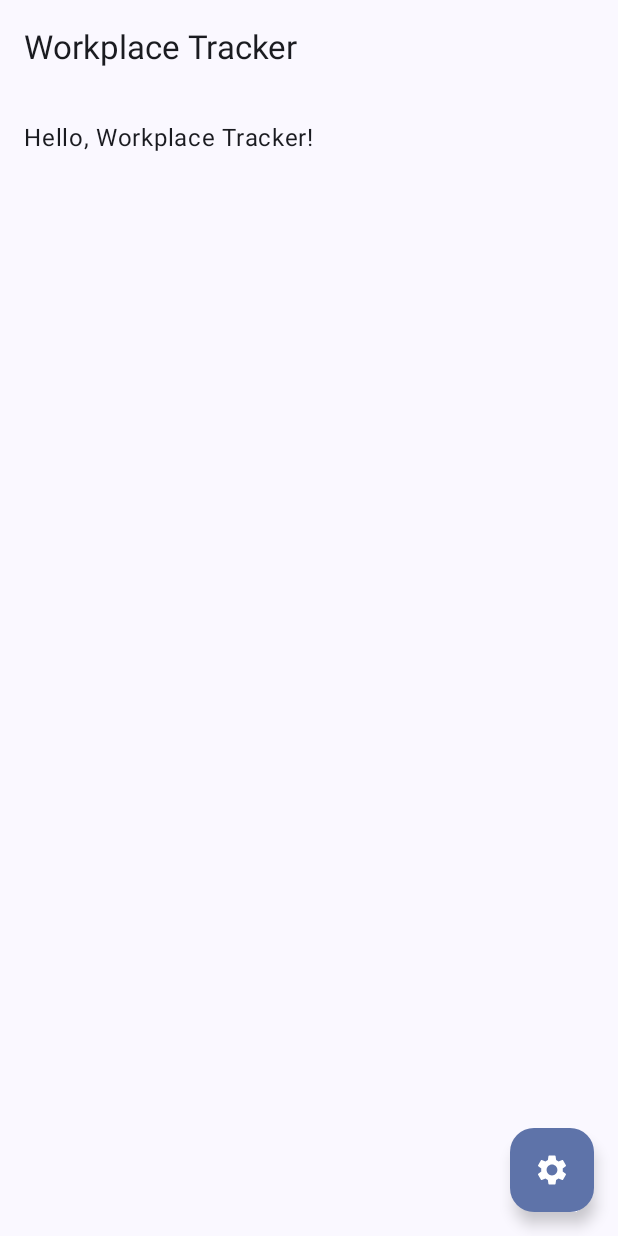
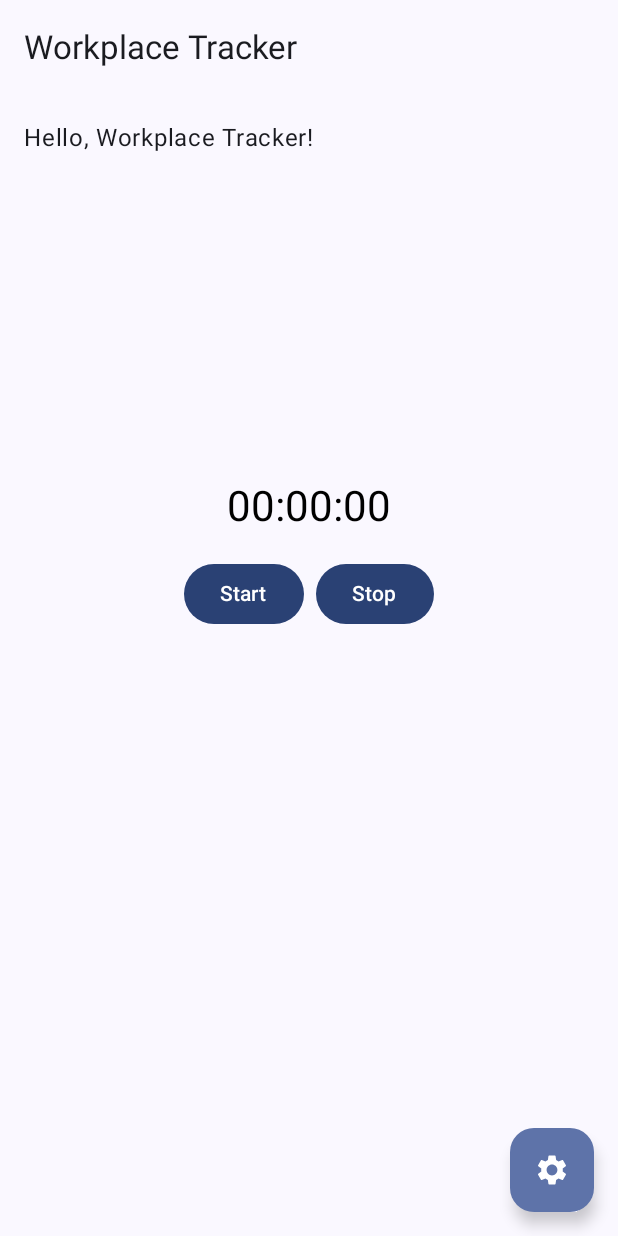
Before and after one commit to pamppe/WorkPlaceTracking, an Android app built with Jetpack Compose: the screen it shows after launch (MainActivity), on a phone screen of 412 x 824 dp. Run offline under Robolectric (Android 15) with nearby library versions, the phone set to English and light mode, and no system bars.

Commit message:
basic timer

```diff
--- a/app/build.gradle.kts
+++ b/app/build.gradle.kts
@@ -51,7 +51,10 @@ android {
 
 dependencies {
 
-    implementation ("androidx.compose.material3:material3:1.1.2")
+    implementation ("androidx.compose.material3:material3:1.2.0")
+    implementation ("androidx.compose.runtime:runtime-livedata: 1.2.0")
+    implementation ("androidx.lifecycle:lifecycle-runtime-ktx: 2.4.0-alpha03")
+    implementation ("androidx.compose.runtime:runtime: 1.2.0")
 
     implementation("androidx.core:core-ktx:1.12.0")
     implementation("androidx.lifecycle:lifecycle-runtime-ktx:2.7.0")
@@ -61,6 +64,7 @@ dependencies {
     implementation("androidx.compose.ui:ui-graphics")
     implementation("androidx.compose.ui:ui-tooling-preview")
     implementation("androidx.compose.material3:material3")
+    implementation("androidx.lifecycle:lifecycle-viewmodel-compose:2.7.0")
     testImplementation("junit:junit:4.13.2")
     androidTestImplementation("androidx.test.ext:junit:1.1.5")
     androidTestImplementation("androidx.test.espresso:espresso-core:3.5.1")
--- a/app/src/main/java/com/emill/workplacetracking/MainActivity.kt
+++ b/app/src/main/java/com/emill/workplacetracking/MainActivity.kt
@@ -3,9 +3,14 @@ package com.emill.workplacetracking
 import android.os.Bundle
 import androidx.activity.ComponentActivity
 import androidx.activity.compose.setContent
+import androidx.compose.foundation.layout.Box
 import androidx.compose.foundation.layout.Column
 import androidx.compose.foundation.layout.Row
+import androidx.compose.foundation.layout.Spacer
+import androidx.compose.foundation.layout.fillMaxSize
+import androidx.compose.foundation.layout.offset
 import androidx.compose.foundation.layout.padding
+import androidx.compose.foundation.layout.width
 import androidx.compose.material.icons.Icons
 import androidx.compose.material.icons.filled.Settings
 import androidx.compose.material3.AlertDialog
@@ -13,6 +18,7 @@ import androidx.compose.material3.Button
 import androidx.compose.material3.ExperimentalMaterial3Api
 import androidx.compose.material3.FloatingActionButton
 import androidx.compose.material3.Icon
+import androidx.compose.material3.MaterialTheme
 import androidx.compose.material3.Scaffold
 import androidx.compose.material3.Surface
 import androidx.compose.material3.Switch
@@ -20,13 +26,18 @@ import androidx.compose.material3.Text
 import androidx.compose.material3.TopAppBar
 import androidx.compose.runtime.Composable
 import androidx.compose.runtime.MutableState
+import androidx.compose.runtime.collectAsState
+import androidx.compose.runtime.getValue
 import androidx.compose.runtime.mutableStateOf
 import androidx.compose.runtime.remember
 import androidx.compose.ui.Alignment
 import androidx.compose.ui.Modifier
 import androidx.compose.ui.tooling.preview.Preview
 import androidx.compose.ui.unit.dp
+import androidx.lifecycle.viewmodel.compose.viewModel
 import com.emill.workplacetracking.ui.theme.WorkPlaceTrackingTheme
+
+
 
 class MainActivity : ComponentActivity() {
     override fun onCreate(savedInstanceState: Bundle?) {
@@ -34,6 +45,7 @@ class MainActivity : ComponentActivity() {
         setContent {
             WorkPlaceTrackingTheme {
                 MyApp()
+                TimerScreen()
             }
         }
     }
@@ -84,6 +96,31 @@ fun MyApp() {
 }
 
 @Composable
+fun TimerScreen(timerViewModel: TimerViewModel = viewModel()) {
+    // Collecting the StateFlow from ViewModel correctly
+    val time by timerViewModel.time.collectAsState()
+
+    Box(modifier = Modifier.fillMaxSize()) {
+        Column(
+            horizontalAlignment = Alignment.CenterHorizontally,
+            modifier = Modifier
+                .align(Alignment.Center)
+                .offset(y = (-50).dp)
+        ) {
+            Text(text = time, style = MaterialTheme.typography.headlineMedium, modifier = Modifier.padding(16.dp))
+            Row {
+                Button(onClick = { timerViewModel.startTimer() }) {
+                    Text("Start")
+                }
+                Spacer(modifier = Modifier.width(8.dp))
+                Button(onClick = { timerViewModel.stopTimer() }) {
+                    Text("Stop")
+                }
+            }
+        }
+    }
+}
+@Composable
 fun SettingsDialog(showDialog: MutableState<Boolean>, onDismiss: () -> Unit) {
     // Assuming you store these settings in a ViewModel or similar
     val isGPSTrackingEnabled = remember { mutableStateOf(false) }
```
Also changed, not shown: app/src/main/java/com/emill/workplacetracking/TimerViewModel.kt (added, +47 -0 lines).
